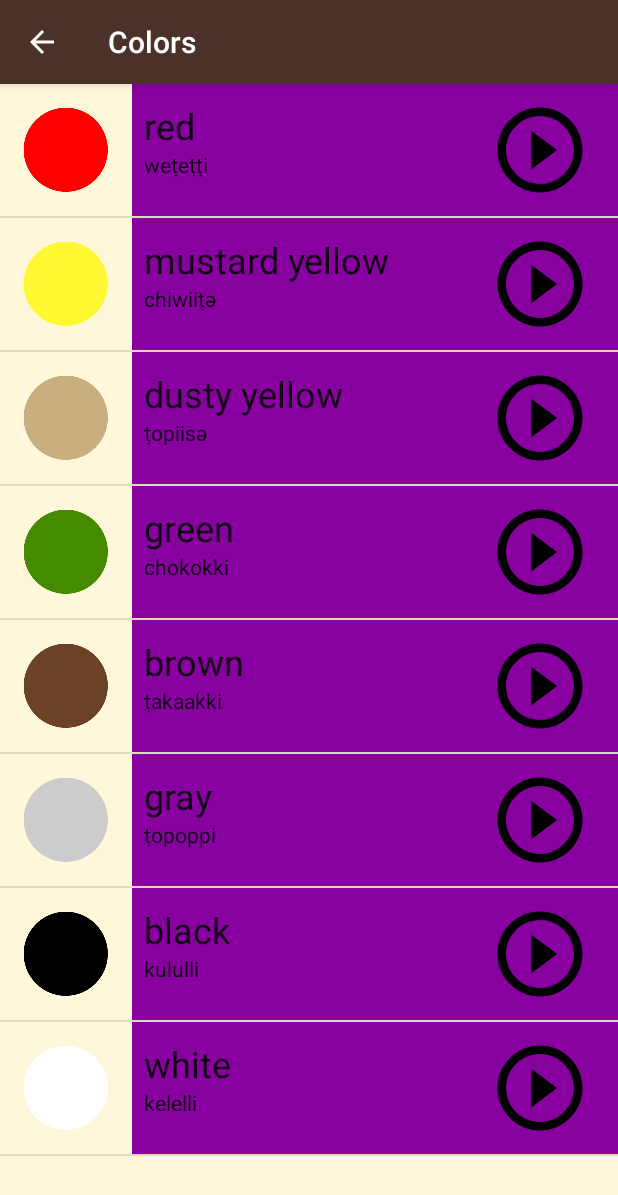
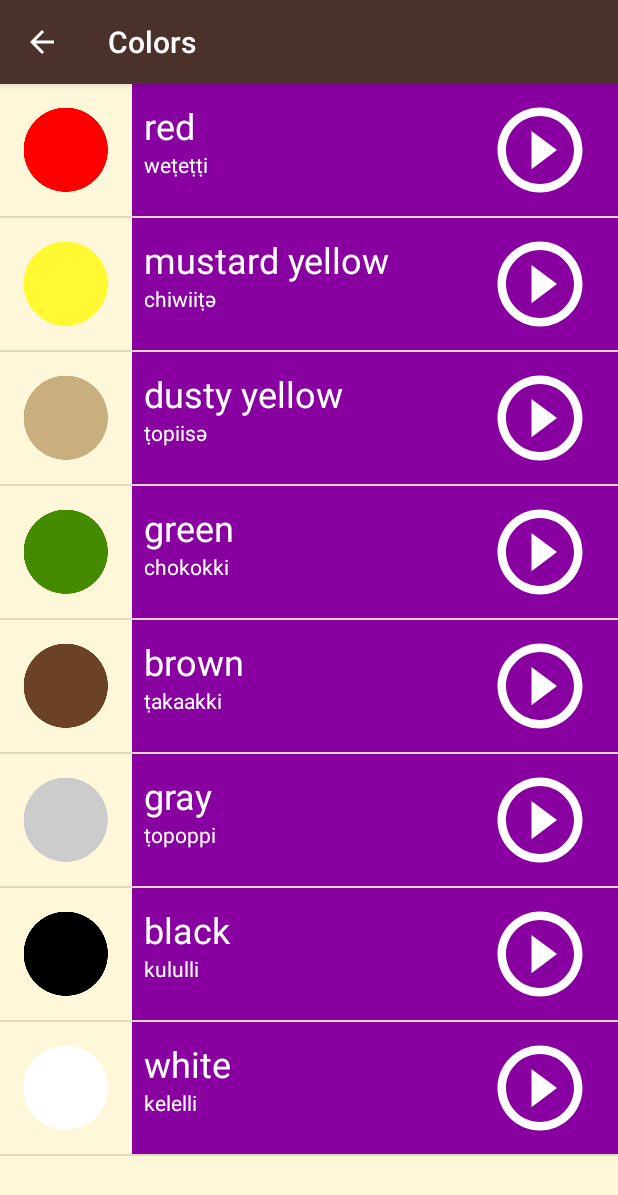
Before and after one commit to HadyAhmed/Miwok, an Android app: the ColorsActivity screen opened directly, with no data from a screen before it, after a tap on "play audio icon", on a phone screen of 412 x 824 dp. Shown: the top 1195 px of the screen. Run offline under Robolectric (Android 15) with nearby library versions, the phone set to English and light mode, and no system bars.

Commit message:
Adding Voice For Each Word And Finishing Mock Up.

```diff
--- a/app/src/main/java/com/example/android/miwok/activity/ColorsActivity.java
+++ b/app/src/main/java/com/example/android/miwok/activity/ColorsActivity.java
@@ -28,6 +28,7 @@ import com.example.android.miwok.model.Word;
 import java.util.ArrayList;
 
 public class ColorsActivity extends AppCompatActivity {
+    private WordAdapter adapter;
 
     @Override
     protected void onCreate(Bundle savedInstanceState) {
@@ -47,7 +48,7 @@ public class ColorsActivity extends AppCompatActivity {
 
         // Create an {@link WordAdapter}, whose data source is a list of {@link Word}s. The
         // adapter knows how to create list items for each item in the list.
-        WordAdapter adapter = new WordAdapter(this, words, R.color.category_colors);
+        adapter = new WordAdapter(this, words, R.color.category_colors);
 
         // Find the {@link ListView} object in the view hierarchy of the {@link Activity}.
         // There should be a {@link ListView} with the view ID called list, which is declared in the
@@ -57,4 +58,10 @@ public class ColorsActivity extends AppCompatActivity {
         itemList.setAdapter(adapter);
         itemList.addItemDecoration(new DividerItemDecoration(this, LinearLayoutManager.VERTICAL));
     }
+
+    @Override
+    protected void onPause() {
+        super.onPause();
+        adapter.releaseMediaPlayer();
+    }
 }
--- a/app/src/main/java/com/example/android/miwok/adapter/WordAdapter.java
+++ b/app/src/main/java/com/example/android/miwok/adapter/WordAdapter.java
@@ -1,6 +1,7 @@
 package com.example.android.miwok.adapter;
 
 import android.content.Context;
+import android.media.AudioManager;
 import android.media.MediaPlayer;
 import android.support.annotation.NonNull;
 import android.support.v4.content.ContextCompat;
@@ -11,7 +12,6 @@ import android.view.ViewGroup;
 import android.widget.ImageButton;
 import android.widget.ImageView;
 import android.widget.TextView;
-import android.widget.Toast;
 
 import com.example.android.miwok.R;
 import com.example.android.miwok.model.Word;
@@ -23,11 +23,34 @@ public class WordAdapter extends RecyclerView.Adapter<WordAdapter.ViewHolder> {
     private List<Word> wordList;
     private int colorResourceID;
     private MediaPlayer mediaPlayer;
+    private MediaPlayer.OnCompletionListener completionListener = new MediaPlayer.OnCompletionListener() {
+        @Override
+        public void onCompletion(MediaPlayer mediaPlayer) {
+            releaseMediaPlayer();
+        }
+    };
+    private AudioManager mAudioManager;
+    private AudioManager.OnAudioFocusChangeListener mOnAudioFocusChangeListener = new AudioManager.OnAudioFocusChangeListener() {
+        @Override
+        public void onAudioFocusChange(int focusChange) {
+            if (focusChange == AudioManager.AUDIOFOCUS_LOSS_TRANSIENT
+                    || focusChange == AudioManager.AUDIOFOCUS_LOSS_TRANSIENT_CAN_DUCK) {
+                mediaPlayer.pause();
+                mediaPlayer.seekTo(0);// To Hear The Word From The Beginning.
+            } else if (focusChange == AudioManager.AUDIOFOCUS_GAIN) {
+                // Resume Playback
+                mediaPlayer.start();
+            } else if (focusChange == AudioManager.AUDIOFOCUS_LOSS) {
+                releaseMediaPlayer();
+            }
+        }
+    };
 
     public WordAdapter(Context mContext, List<Word> wordList, int colorResourceID) {
         this.mContext = mContext;
         this.wordList = wordList;
         this.colorResourceID = colorResourceID;
+        mAudioManager = (AudioManager) mContext.getSystemService(Context.AUDIO_SERVICE);
     }
 
     @NonNull
@@ -55,8 +78,17 @@ public class WordAdapter extends RecyclerView.Adapter<WordAdapter.ViewHolder> {
         holder.play.setOnClickListener(new View.OnClickListener() {
             @Override
             public void onClick(View view) {
-                mediaPlayer = MediaPlayer.create(mContext, word.getAudioResourceID());
-                mediaPlayer.start();
+                releaseMediaPlayer();
+                int result = mAudioManager.requestAudioFocus(mOnAudioFocusChangeListener,
+                        // Use the music stream.
+                        AudioManager.STREAM_MUSIC
+                        // Request Permanent Focus.
+                        , AudioManager.AUDIOFOCUS_GAIN_TRANSIENT);
+                if (result == AudioManager.AUDIOFOCUS_REQUEST_GRANTED) {
+                    mediaPlayer = MediaPlayer.create(mContext, word.getAudioResourceID());
+                    mediaPlayer.start();
+                    mediaPlayer.setOnCompletionListener(completionListener);
+                }
             }
         });
     }
@@ -82,4 +114,15 @@ public class WordAdapter extends RecyclerView.Adapter<WordAdapter.ViewHolder> {
             itemImage = itemView.findViewById(R.id.imageView);
         }
     }
+
+    /**
+     * This method will free up the media player resources in the current activity
+     */
+    public void releaseMediaPlayer() {
+        if (mediaPlayer != null) {
+            mediaPlayer.release();
+            mediaPlayer = null;
+            mAudioManager.abandonAudioFocus(mOnAudioFocusChangeListener);
+        }
+    }
 }
--- a/app/src/main/res/drawable/ic_play_circle_outline_black_24dp.xml
+++ b/app/src/main/res/drawable/ic_play_circle_outline_black_24dp.xml
@@ -4,6 +4,6 @@
         android:viewportWidth="24.0"
         android:viewportHeight="24.0">
     <path
-        android:fillColor="#FF000000"
+        android:fillColor="#FFFFFF"
         android:pathData="M10,16.5l6,-4.5 -6,-4.5v9zM12,2C6.48,2 2,6.48 2,12s4.48,10 10,10 10,-4.48 10,-10S17.52,2 12,2zM12,20c-4.41,0 -8,-3.59 -8,-8s3.59,-8 8,-8 8,3.59 8,8 -3.59,8 -8,8z"/>
 </vector>
--- a/app/src/main/res/layout/list_item.xml
+++ b/app/src/main/res/layout/list_item.xml
@@ -28,20 +28,15 @@
 
         <TextView
             android:id="@+id/default_word"
-            android:layout_width="match_parent"
-            android:layout_height="0dp"
-            android:layout_weight="1"
+            style="@style/WordsStyle"
             android:gravity="bottom"
             android:textAppearance="@style/TextAppearance.AppCompat.Headline"
             tools:text="Hello" />
 
         <TextView
             android:id="@+id/miwok_word"
-            style="@style/TextAppearance.AppCompat.Body1"
-            android:layout_width="match_parent"
-            android:layout_height="0dp"
-            android:layout_weight="1"
-            android:textAlignment="viewStart"
+            style="@style/WordsStyle"
+            android:textAppearance="@style/TextAppearance.AppCompat.Body1"
             tools:text="Miwak Word" />
     </LinearLayout>
 
@@ -57,4 +52,5 @@
         android:contentDescription="@string/play_audio_icon"
         android:scaleType="centerCrop"
         android:src="@drawable/ic_play_circle_outline_black_24dp" />
+
 </RelativeLayout>
--- a/app/src/main/res/values/styles.xml
+++ b/app/src/main/res/values/styles.xml
@@ -11,8 +11,18 @@
         <item name="android:layout_height">@dimen/list_item_height</item>
         <item name="android:gravity">center_vertical</item>
         <item name="android:padding">16dp</item>
+        <item name="android:background">?attr/selectableItemBackground</item>
         <item name="android:textColor">@android:color/white</item>
         <item name="android:textStyle">bold</item>
         <item name="android:textAppearance">?android:textAppearanceMedium</item>
     </style>
+
+    <!-- Style For The Text Items In The Categories for default and miwok words -->
+    <style name="WordsStyle">
+        <item name="android:layout_width">match_parent</item>
+        <item name="android:layout_height">0dp</item>
+        <item name="android:layout_weight">1</item>
+        <item name="android:textAlignment">viewStart</item>
+        <item name="android:textColor">@android:color/white</item>
+    </style>
 </resources>
```
Also changed, not shown: app/src/main/java/com/example/android/miwok/activity/FamilyActivity.java (+8 -1 lines), app/src/main/java/com/example/android/miwok/activity/NumbersActivity.java (+8 -1 lines), app/src/main/java/com/example/android/miwok/activity/PhrasesActivity.java (+8 -1 lines), app/src/main/res/layout/activity_category.xml (+25 -7 lines).
